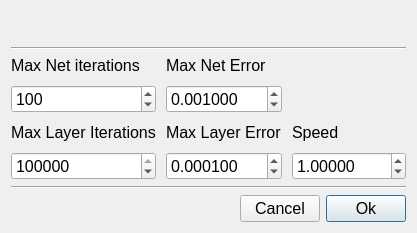
Before: the Qt Designer form TP_CXX/NetManagers/addLimits.ui in xammi/2014_Cpp_Technopark, drawn with Qt 5.
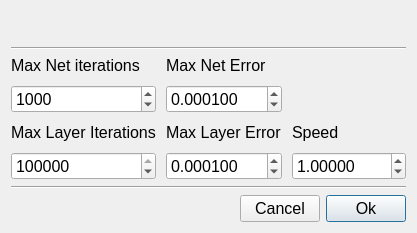
After: the same form once the commit is applied.

```diff
--- a/TP_CXX/NetManagers/addLimits.ui
+++ b/TP_CXX/NetManagers/addLimits.ui
@@ -64,7 +64,7 @@
         <number>1000000</number>
        </property>
        <property name="value">
-        <number>100</number>
+        <number>1000</number>
        </property>
       </widget>
      </item>
@@ -80,7 +80,7 @@
         <double>0.000001000000000</double>
        </property>
        <property name="value">
-        <double>0.001000000000000</double>
+        <double>0.000100000000000</double>
        </property>
       </widget>
      </item>
```
